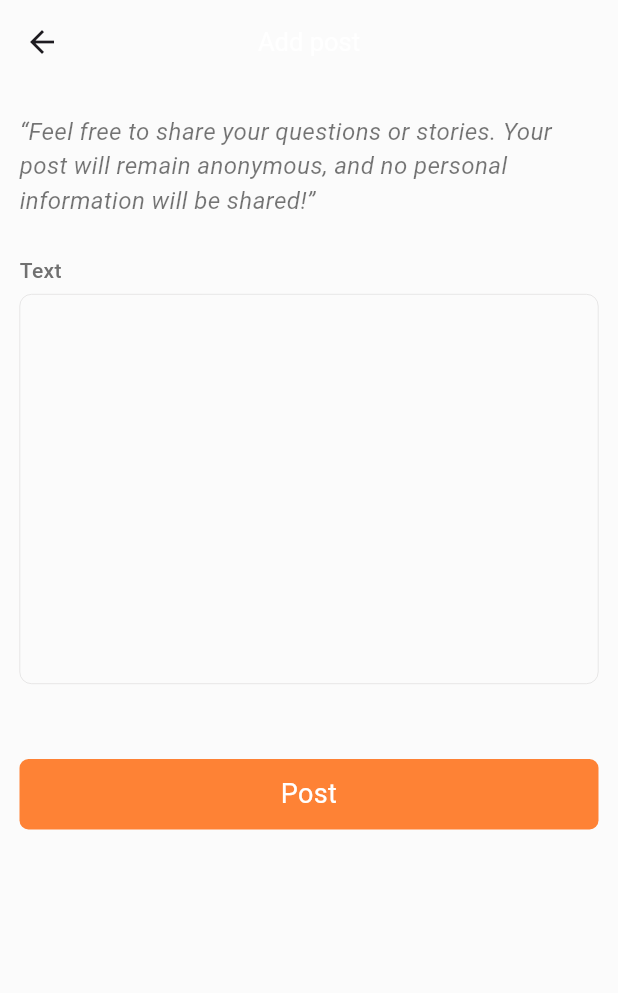
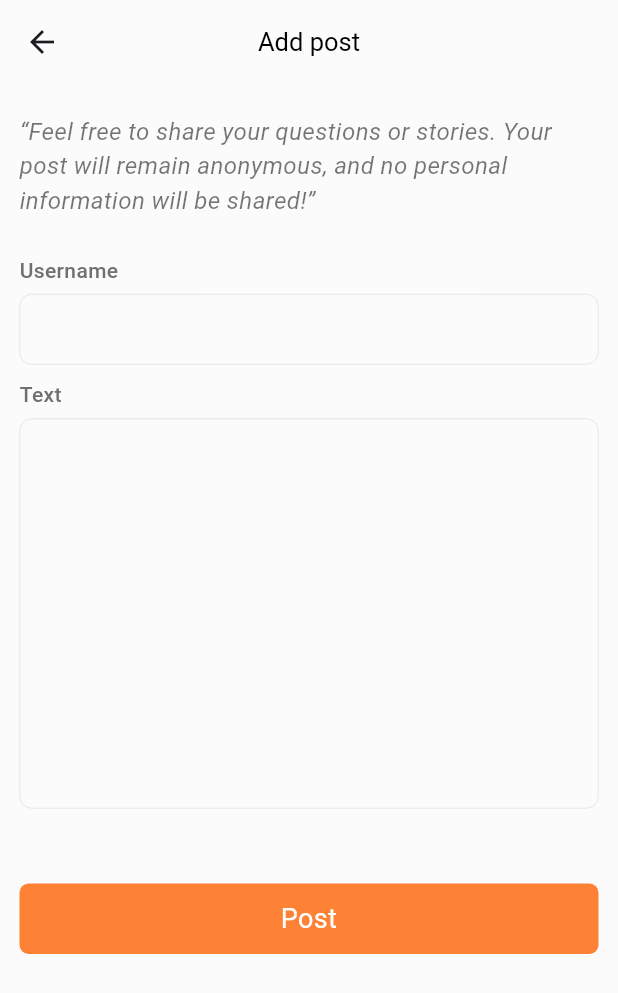
Before and after one commit to jushkinbekrashidovich/wecare, a Flutter app: the CommunityChatView screen opened by its route, after a tap on the "add" icon, on a phone screen of 412 x 824 dp. Shown: the top 993 px of the screen. Run offline on Flutter 3.47's test engine with Material 3 defaults, Android fonts, the phone set to English and light mode, and no system bars; our stand-ins replace cloud_firestore, firebase_core, flutter_svg, get; accounts and stored records are empty.

Commit message:
added add post method, and also fetched, but not tested yet

```diff
--- a/lib/app/const/theme/app_theme.dart
+++ b/lib/app/const/theme/app_theme.dart
@@ -12,6 +12,7 @@ class AppThemes {
     centerTitle: true,
     elevation: 0,
    titleTextStyle: TextStyle(
+     color: AppColors.black,
      fontSize: 17
    ),
     backgroundColor: AppColors.backgroundColor, // App bar background color
--- a/lib/app/modules/community_chat_page/add_post/views/add_post_view.dart
+++ b/lib/app/modules/community_chat_page/add_post/views/add_post_view.dart
@@ -11,7 +11,8 @@ class AddPostView extends GetView<AddPostController> {
   Widget build(BuildContext context) {
     return GestureDetector(
       onTap: () {
-        controller.focusNode.unfocus();
+        controller.focusNode1.unfocus();
+        controller.focusNode2.unfocus();
       },
       child: Scaffold(
         appBar: AppBar(
@@ -35,7 +36,46 @@ class AddPostView extends GetView<AddPostController> {
               Column(
                 crossAxisAlignment: CrossAxisAlignment.start,
                 children: [
-
+                  Text(
+                    "Username".tr,
+                    style: TextStyle(fontWeight: FontWeight.w500),
+                  ),
+                  SizedBox(height: 6),
+                  SizedBox(
+                    height: 47,
+                    child: TextFormField(
+                      focusNode: controller.focusNode1,
+                      controller: controller.usernameText,
+                      maxLines: 1,
+                      cursorColor: AppColors.black,
+                      decoration: InputDecoration(
+                        contentPadding:
+                        EdgeInsets.symmetric(vertical: 10, horizontal: 20),
+                        border: OutlineInputBorder(
+                          borderSide: BorderSide(
+                            color: AppColors.lighterGrey,
+                            width: 0.4,
+                          ),
+                          borderRadius: BorderRadius.circular(8),
+                        ),
+                        focusedBorder: OutlineInputBorder(
+                          borderSide: BorderSide(
+                            color: AppColors.lighterGrey,
+                            width: 0.4,
+                          ),
+                          borderRadius: BorderRadius.circular(8),
+                        ),
+                        enabledBorder: OutlineInputBorder(
+                          borderSide: BorderSide(
+                            color: AppColors.lighterGrey,
+                            width: 0.4,
+                          ),
+                          borderRadius: BorderRadius.circular(8),
+                        ),
+                      ),
+                    ),
+                  ),
+                  SizedBox(height: 10),
                   Text(
                     "Text".tr,
                     style: TextStyle(fontWeight: FontWeight.w500),
@@ -45,8 +85,8 @@ class AddPostView extends GetView<AddPostController> {
                     height: 300,
                     child: TextFormField(
 
-                      focusNode: controller.focusNode,
-                      controller: controller.textEditingController,
+                      focusNode: controller.focusNode2,
+                      controller: controller.contentText,
                       maxLines: 10,
                       cursorColor: AppColors.black,
                       decoration: InputDecoration(
@@ -79,7 +119,11 @@ class AddPostView extends GetView<AddPostController> {
                 ],
               ),
               SizedBox(height: 10),
-              Container(
+              GestureDetector(
+                onTap: (){
+                  controller.addPost();
+                },
+                child: Container(
 
                   padding: EdgeInsets.symmetric(horizontal: 12),
                   child: Center(child: Text("Post", style: TextStyle(color: AppColors.white, fontSize: 18),textAlign: TextAlign.center,)),
@@ -89,6 +133,7 @@ class AddPostView extends GetView<AddPostController> {
                     color: AppColors.mainOrangeColor
                   ),
                 ),
+              ),
             ],
           ))));
 
--- a/lib/app/modules/community_chat_page/community_chat/views/community_chat_view.dart
+++ b/lib/app/modules/community_chat_page/community_chat/views/community_chat_view.dart
@@ -1,3 +1,4 @@
+import 'package:cloud_firestore/cloud_firestore.dart';
 import 'package:flutter/cupertino.dart';
 import 'package:flutter/material.dart';
 
@@ -9,45 +10,58 @@ import '../controllers/community_chat_controller.dart';
 
 class CommunityChatView extends GetView<CommunityChatController> {
   const CommunityChatView({super.key});
+
   @override
   Widget build(BuildContext context) {
     return Scaffold(
       appBar: AppBar(
-        title: const Text('CommunityChatView'),
+        title: const Text('Community'),
         centerTitle: true,
       ),
-      body: Column(
+      body: Padding(
+        padding: const EdgeInsets.only(left: 14, right: 14),
+        child: Column(
           children: [
-      Container(
+            // Obx listens for updates to the posts list
+            Obx(() {
+              if (controller.posts.value.isEmpty) {
+                return const Center(
+                  child: CircularProgressIndicator(),
+                );
+              }
+              return Expanded(
+                child: ListView.builder(
+                  itemCount: controller.posts.value.length,
+                  itemBuilder: (context, index) {
+                    DocumentSnapshot post = controller.posts.value[index];
+                    String author = post['author'];
+                    String content = post['content'];
+                    String dateAdded = post['dateAdded'];
+
+                    return Container(
                       padding: EdgeInsets.only(left: 10, right: 10, top: 6),
                       margin: EdgeInsets.only(bottom: 14),
                       decoration: BoxDecoration(
                         borderRadius: BorderRadius.circular(8),
                         color: AppColors.white,
-        border:
-        Border.all(color: AppColors.black, width: 0.1),
+                        border: Border.all(color: AppColors.black, width: 0.1),
                       ),
                       child: Column(
                         crossAxisAlignment: CrossAxisAlignment.start,
                         children: [
-          SizedBox(
-            height: 6,
-          ),
+                          SizedBox(height: 6),
                           Row(
                             children: [
                               CircleAvatar(
-                radius: 21,
+                                radius: 18,
                                 child: Center(
                                   child: Icon(Icons.person_2),
                                 ),
                               ),
-
-
                               SizedBox(width: 7),
                               Expanded(
                                 child: Text(
-                  "post.author!.firstName.toString()",
-
+                                  author,
                                   style: TextStyle(
                                     fontSize: 14,
                                     fontWeight: FontWeight.w700,
@@ -57,12 +71,10 @@ class CommunityChatView extends GetView<CommunityChatController> {
                               ),
                             ],
                           ),
-          SizedBox(
-            height: 7,
-          ),
+                          SizedBox(height: 7),
                           SizedBox(
                             child: Text(
-              "post.description.toString()",
+                              content,
                               style: TextStyle(
                                 fontSize: 14,
                                 fontWeight: FontWeight.w400,
@@ -70,9 +82,7 @@ class CommunityChatView extends GetView<CommunityChatController> {
                               maxLines: 4,
                             ),
                           ),
-          SizedBox(
-            height: 19,
-          ),
+                          SizedBox(height: 19),
                           Row(
                             children: [
                               Icon(
@@ -80,33 +90,37 @@ class CommunityChatView extends GetView<CommunityChatController> {
                                 color: AppColors.black,
                                 size: 16,
                               ),
-              SizedBox(
-                width: 4,
-              ),
+                              SizedBox(width: 4),
                               Text(
-                "controller.formattedDate(post.createdDate),",
+                                dateAdded, // You can format the date here if necessary
                                 style: TextStyle(
                                   fontSize: 12,
                                   fontWeight: FontWeight.w400,
-                    color: AppColors.black),
-              )
-            ],
+                                  color: AppColors.black,
                                 ),
-          SizedBox(
-            height: 10,
                               ),
                             ],
                           ),
-    ),]),
-
-
+                          SizedBox(height: 10),
+                        ],
+                      ),
+                    );
+                  },
+                ),
+              );
+            }),
+          ],
+        ),
+      ),
       floatingActionButton: FloatingActionButton(
-
         elevation: 0,
-          onPressed: (){
+        onPressed: () {
           Get.toNamed(Routes.ADD_POST);
         },
-        child: Icon(Icons.add, color: AppColors.white,),
+        child: Icon(
+          Icons.add,
+          color: AppColors.white,
+        ),
         backgroundColor: AppColors.mainOrangeColor,
       ),
       floatingActionButtonLocation: FloatingActionButtonLocation.centerFloat,
--- a/pubspec.yaml
+++ b/pubspec.yaml
@@ -40,6 +40,7 @@ dependencies:
   firebase_core: ^3.9.0
   cloud_firestore: ^5.6.0
   url_launcher: ^6.3.1
+  intl: ^0.20.1
 
 dev_dependencies:
   flutter_test:
```
Also changed, not shown: lib/app/modules/community_chat_page/add_post/controllers/add_post_controller.dart (+60 -2 lines), lib/app/modules/community_chat_page/community_chat/controllers/community_chat_controller.dart (+13 -8 lines), pubspec.lock, 4 other files. Lines whose indentation alone changed are shown as unchanged.
